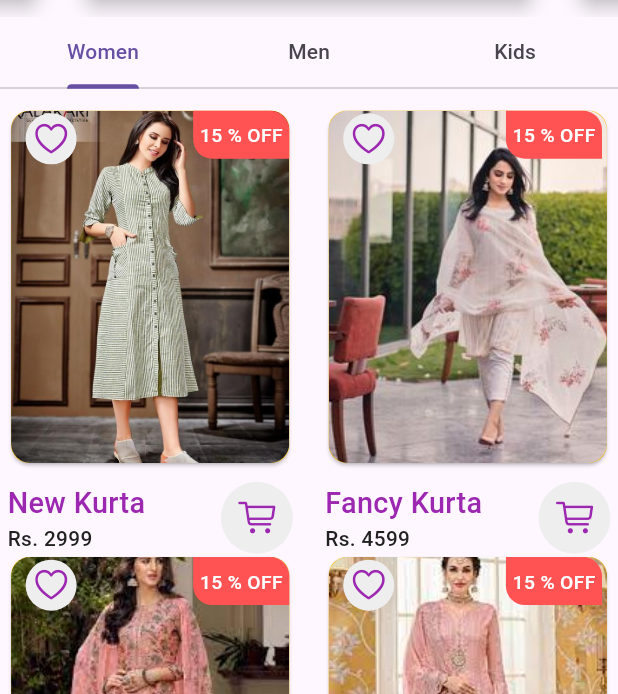
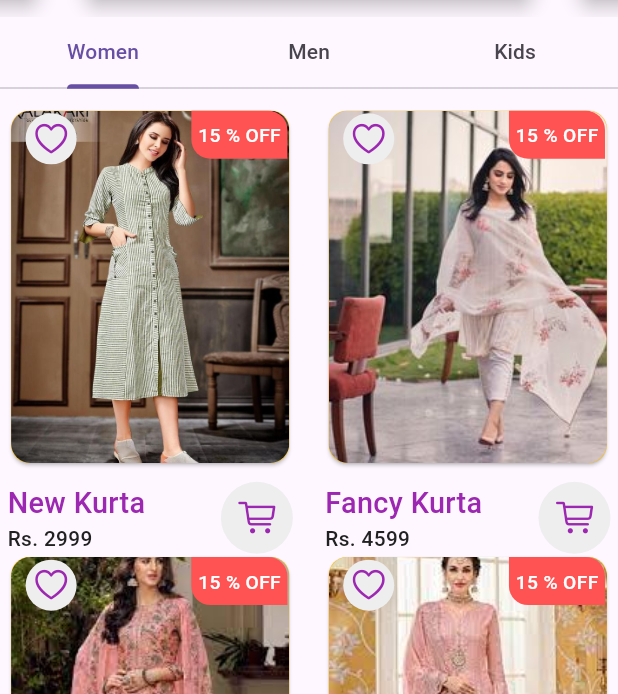
Before and after one commit to suhailthakrani/suit_up, a Flutter app: the screen it shows after launch, on a phone screen of 412 x 824 dp. Shown: the part 343-1037 px from the top of the screen. Run offline on Flutter 3.47's test engine with Material 2 defaults, Android fonts, the phone set to English and light mode, and no system bars; drawn by our look-alikes of carousel_slider; our stand-ins replace get, shared_preferences.

Commit message:
Improve code readibility and added product card!

```diff
--- a/lib/screens/home/components/products_widget.dart
+++ b/lib/screens/home/components/products_widget.dart
@@ -1,10 +1,13 @@
+// ignore_for_file: public_member_api_docs, sort_constructors_first
 import 'package:flutter/cupertino.dart';
 import 'package:flutter/material.dart';
+
 import 'package:suit_up/models/products_model.dart';
 import 'package:suit_up/screens/authentication/sign_up_screen.dart';
 import 'package:suit_up/screens/home/components/product_screen.dart';
 import 'package:suit_up/utils/dimensions.dart';
 import 'package:suit_up/widgets/custom_text.dart';
+import 'package:suit_up/widgets/product_card.dart';
 
 class ProductsWidget extends StatelessWidget {
   const ProductsWidget({
@@ -17,10 +20,13 @@ class ProductsWidget extends StatelessWidget {
   @override
   Widget build(BuildContext context) {
     return GridView.builder(
+      shrinkWrap: true,
       physics: const BouncingScrollPhysics(),
       itemCount:
           productsModel.products.isNotEmpty ? productsModel.products.length : 0,
-      shrinkWrap: true,
+      itemBuilder: (context, index) {
+        return ProductCard(product: productsModel.products[index]);
+      },
       gridDelegate: SliverGridDelegateWithFixedCrossAxisCount(
         crossAxisCount:
             MediaQuery.of(context).orientation == Orientation.portrait ? 2 : 3,
@@ -28,147 +34,6 @@ class ProductsWidget extends StatelessWidget {
         crossAxisSpacing: Dimensions.width10,
         mainAxisSpacing: Dimensions.width10,
       ),
-      itemBuilder: (context, index) {
-        return Container(
-          // color: Colors.amber,
-          alignment: Alignment.center,
-          child: Stack(
-            children: [
-              Column(
-                children: [
-                  InkWell(
-                    onTap: () {
-                      Navigator.push(
-                        context,
-                        MaterialPageRoute(
-                          builder: (context) => ProductScreen(
-                              product: productsModel.products[index]),
-                        ),
-                      );
-                    },
-                    child: Card(
-                      color: Colors.amber,
-                      // margin: index % 2 == 0
-                      //     ? EdgeInsets.only(left: Dimensions.height16)
-                      //     : EdgeInsets.only(
-                      //         right: Dimensions.width10,
-                      //         left: Dimensions.width5),
-                      child: ClipRRect(
-                        borderRadius:
-                            BorderRadius.circular(Dimensions.radius12),
-                        child: Image.asset(
-                          productsModel.products[index].imageUrl ?? '',
-                          height: Dimensions.height220,
-                          width: MediaQuery.of(context).size.width * 0.45,
-                          fit: BoxFit.cover,
-                        ),
-                      ),
-                    ),
-                  ),
-                  HeightCustom(Dimensions.height8),
-                  Padding(
-                    padding: const EdgeInsets.symmetric(horizontal: 5),
-                    child: Row(
-                      mainAxisAlignment: MainAxisAlignment.spaceBetween,
-                      children: [
-                        Expanded(
-                          child: Column(
-                            crossAxisAlignment: CrossAxisAlignment.start,
-                            children: [
-                              Text(
-                                productsModel.products[index].name ?? '',
-                                softWrap: true,
-                                style: TextStyle(
-                                  overflow: TextOverflow.ellipsis,
-                                  color: Colors.purple,
-                                  fontWeight: FontWeight.w500,
-                                  fontSize: Dimensions.font18,
-                                ),
-                              ),
-                              TextCustom(
-                                text:
-                                    'Rs. ${productsModel.products[index].price}',
-                                color: Colors.grey.shade900,
-                                fontWeight: FontWeight.w500,
-                                fontSize: Dimensions.font13,
-                              ),
-                            ],
-                          ),
-                        ),
-                        Container(
-                          height: Dimensions.height45,
-                          width: Dimensions.height45,
-                          decoration: BoxDecoration(
-                            borderRadius:
-                                BorderRadius.circular(Dimensions.radius40),
-                            color: Colors.grey.shade200,
-                          ),
-                          child: IconButton(
-                              onPressed: () {},
-                              style: IconButton.styleFrom(
-                                padding: EdgeInsets.zero,
-                              ),
-                              icon: Icon(
-                                CupertinoIcons.cart,
-                                size: Dimensions.iconSize24,
-                                color: Colors.purple,
-                              )),
-                        ),
-                      ],
-                    ),
-                  ),
-                ],
-              ),
-              Positioned(
-                top: 4,
-                right: index % 2 == 0
-                    ? Dimensions.width10 - 4
-                    : Dimensions.height10,
-                child: Container(
-                  alignment: Alignment.center,
-                  height: Dimensions.height30,
-                  width: Dimensions.height60,
-                  decoration: BoxDecoration(
-                    borderRadius: BorderRadius.only(
-                      bottomLeft: Radius.circular(Dimensions.radius12),
-                      topRight: Radius.circular(Dimensions.radius12),
-                    ),
-                    color: Colors.redAccent,
-                  ),
-                  child: TextCustom(
-                    text: "${productsModel.products[index].discount} % OFF",
-                    color: Colors.white,
-                    fontWeight: FontWeight.w500,
-                    fontSize: Dimensions.font12,
-                  ),
-                ),
-              ),
-              Positioned(
-                top: Dimensions.width5,
-                left: Dimensions.height16,
-                child: Container(
-                  height: Dimensions.height30 + 2,
-                  width: Dimensions.height30 + 2,
-                  decoration: BoxDecoration(
-                    borderRadius: BorderRadius.circular(Dimensions.radius40),
-                    color: Colors.grey.shade200,
-                  ),
-                  child: IconButton(
-                      onPressed: () {},
-                      style: IconButton.styleFrom(
-                        padding: EdgeInsets.zero,
-                      ),
-                      icon: Icon(
-                        CupertinoIcons.heart,
-                        size: Dimensions.iconSize24,
-                        color: Colors.purple,
-                      )),
-                ),
-              ),
-            ],
-          ),
-        );
-      },
     );
   }
 }
--- /dev/null
+++ b/lib/widgets/product_card.dart
@@ -0,0 +1,154 @@
+import 'package:flutter/cupertino.dart';
+import 'package:flutter/material.dart';
+import 'package:suit_up/models/products_model.dart';
+import 'package:suit_up/screens/authentication/sign_up_screen.dart';
+import 'package:suit_up/screens/home/components/product_screen.dart';
+import 'package:suit_up/utils/dimensions.dart';
+import 'package:suit_up/widgets/custom_text.dart';
+
+class ProductCard extends StatelessWidget {
+  const ProductCard({
+    Key? key,
+    required this.product,
+  }) : super(key: key);
+
+  final Products product;
+
+  @override
+  Widget build(BuildContext context) {
+    return Container(
+      // color: Colors.amber,
+      alignment: Alignment.center,
+      child: Stack(
+        children: [
+          Column(
+            children: [
+              InkWell(
+                onTap: () {
+                  Navigator.push(
+                    context,
+                    MaterialPageRoute(
+                      builder: (context) => ProductScreen(product: product),
+                    ),
+                  );
+                },
+                child: Card(
+                  color: Colors.amber,
+                  // margin: index % 2 == 0
+                  //     ? EdgeInsets.only(left: Dimensions.height16)
+                  //     : EdgeInsets.only(
+                  //         right: Dimensions.width10,
+                  //         left: Dimensions.width5),
+                  child: ClipRRect(
+                    borderRadius: BorderRadius.circular(Dimensions.radius12),
+                    child: Image.asset(
+                      product.imageUrl ?? '',
+                      height: Dimensions.height220,
+                      width: MediaQuery.of(context).size.width * 0.45,
+                      fit: BoxFit.cover,
+                    ),
+                  ),
+                ),
+              ),
+              HeightCustom(Dimensions.height8),
+              Padding(
+                padding: const EdgeInsets.symmetric(horizontal: 5),
+                child: Row(
+                  mainAxisAlignment: MainAxisAlignment.spaceBetween,
+                  children: [
+                    Expanded(
+                      child: Column(
+                        crossAxisAlignment: CrossAxisAlignment.start,
+                        children: [
+                          Text(
+                            product.name ?? '',
+                            softWrap: true,
+                            style: TextStyle(
+                              overflow: TextOverflow.ellipsis,
+                              color: Colors.purple,
+                              fontWeight: FontWeight.w500,
+                              fontSize: Dimensions.font18,
+                            ),
+                          ),
+                          TextCustom(
+                            text: 'Rs. ${product.price}',
+                            color: Colors.grey.shade900,
+                            fontWeight: FontWeight.w500,
+                            fontSize: Dimensions.font13,
+                          ),
+                        ],
+                      ),
+                    ),
+                    Container(
+                      height: Dimensions.height45,
+                      width: Dimensions.height45,
+                      decoration: BoxDecoration(
+                        borderRadius:
+                            BorderRadius.circular(Dimensions.radius40),
+                        color: Colors.grey.shade200,
+                      ),
+                      child: IconButton(
+                          onPressed: () {},
+                          style: IconButton.styleFrom(
+                            padding: EdgeInsets.zero,
+                          ),
+                          icon: Icon(
+                            CupertinoIcons.cart,
+                            size: Dimensions.iconSize24,
+                            color: Colors.purple,
+                          )),
+                    ),
+                  ],
+                ),
+              ),
+            ],
+          ),
+          Positioned(
+            top: 4,
+            right: Dimensions.height10 - 2,
+            child: Container(
+              alignment: Alignment.center,
+              height: Dimensions.height30,
+              width: Dimensions.height60,
+              decoration: BoxDecoration(
+                borderRadius: BorderRadius.only(
+                  bottomLeft: Radius.circular(Dimensions.radius12),
+                  topRight: Radius.circular(Dimensions.radius12),
+                ),
+                color: Colors.redAccent,
+              ),
+              child: TextCustom(
+                text: "${product.discount} % OFF",
+                color: Colors.white,
+                fontWeight: FontWeight.w500,
+                fontSize: Dimensions.font12,
+              ),
+            ),
+          ),
+          Positioned(
+            top: Dimensions.width5,
+            left: Dimensions.height16,
+            child: Container(
+              height: Dimensions.height30 + 2,
+              width: Dimensions.height30 + 2,
+              decoration: BoxDecoration(
+                borderRadius: BorderRadius.circular(Dimensions.radius40),
+                color: Colors.grey.shade200,
+              ),
+              child: IconButton(
+                  onPressed: () {},
+                  style: IconButton.styleFrom(
+                    padding: EdgeInsets.zero,
+                  ),
+                  icon: Icon(
+                    CupertinoIcons.heart,
+                    size: Dimensions.iconSize24,
+                    color: Colors.purple,
+                  )),
+            ),
+          ),
+        ],
+      ),
+    );
+  }
+}
```
